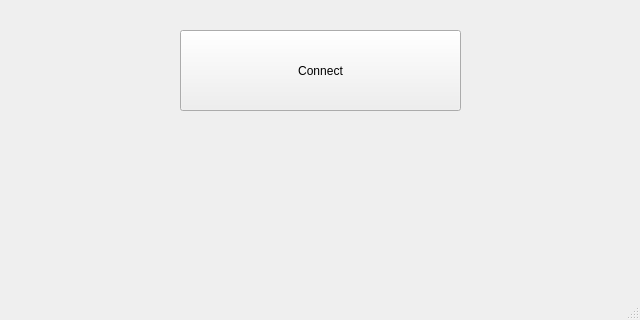
Before: the Qt Designer form MainWindow.ui in Gunbard/YubiYubiCon, drawn with Qt 5; both pictures show x 0 to 640 and y 160 to 480 of the 640 by 480 pixel window.
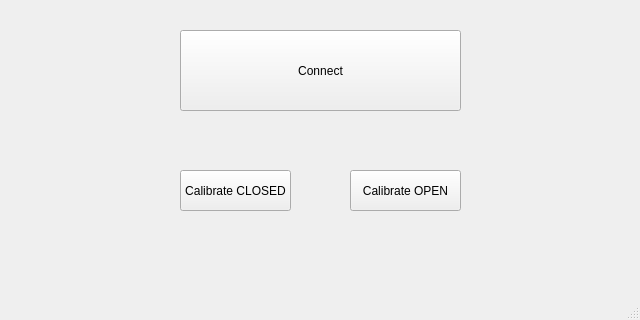
After: the same form once the commit is applied.

Commit message: Allow finger calibration

Patch:
```diff
--- a/MainWindow.ui
+++ b/MainWindow.ui
@@ -43,6 +43,32 @@
      <set>Qt::AlignCenter</set>
     </property>
    </widget>
+   <widget class="QPushButton" name="calibrateClosedButton">
+    <property name="geometry">
+     <rect>
+      <x>180</x>
+      <y>330</y>
+      <width>111</width>
+      <height>41</height>
+     </rect>
+    </property>
+    <property name="text">
+     <string>Calibrate CLOSED</string>
+    </property>
+   </widget>
+   <widget class="QPushButton" name="calibrateOpenButton">
+    <property name="geometry">
+     <rect>
+      <x>350</x>
+      <y>330</y>
+      <width>111</width>
+      <height>41</height>
+     </rect>
+    </property>
+    <property name="text">
+     <string>Calibrate OPEN</string>
+    </property>
+   </widget>
   </widget>
   <widget class="QMenuBar" name="menubar">
    <property name="geometry">
```
The commit also changes 2 other files.
